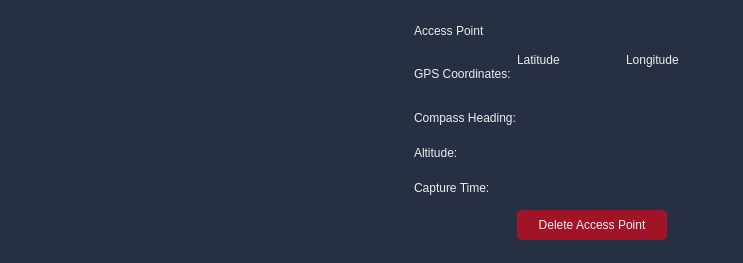
Before: the Qt Designer form src/rqt_gcs/resources/AccessPointStats.ui in CSUN-SERL/lcar-bot, drawn with Qt 5.
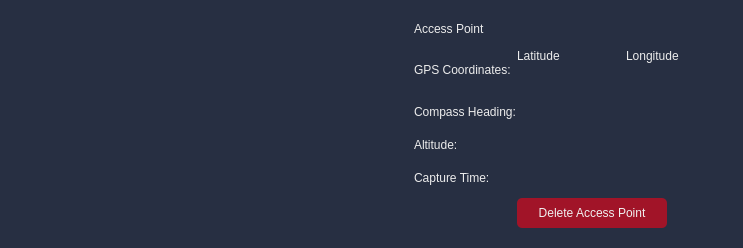
After: the same form once the commit is applied.

Patch:
```diff
--- a/src/rqt_gcs/resources/AccessPointStats.ui
+++ b/src/rqt_gcs/resources/AccessPointStats.ui
@@ -7,7 +7,7 @@
     <x>0</x>
     <y>0</y>
     <width>743</width>
-    <height>263</height>
+    <height>244</height>
    </rect>
   </property>
   <property name="windowTitle">
@@ -38,7 +38,7 @@
      <property name="maximumSize">
       <size>
        <width>16777215</width>
-       <height>280</height>
+       <height>16777215</height>
       </size>
      </property>
      <property name="text">
```
Left out of the diff: 6 changed lines with no effect on the pictures.
